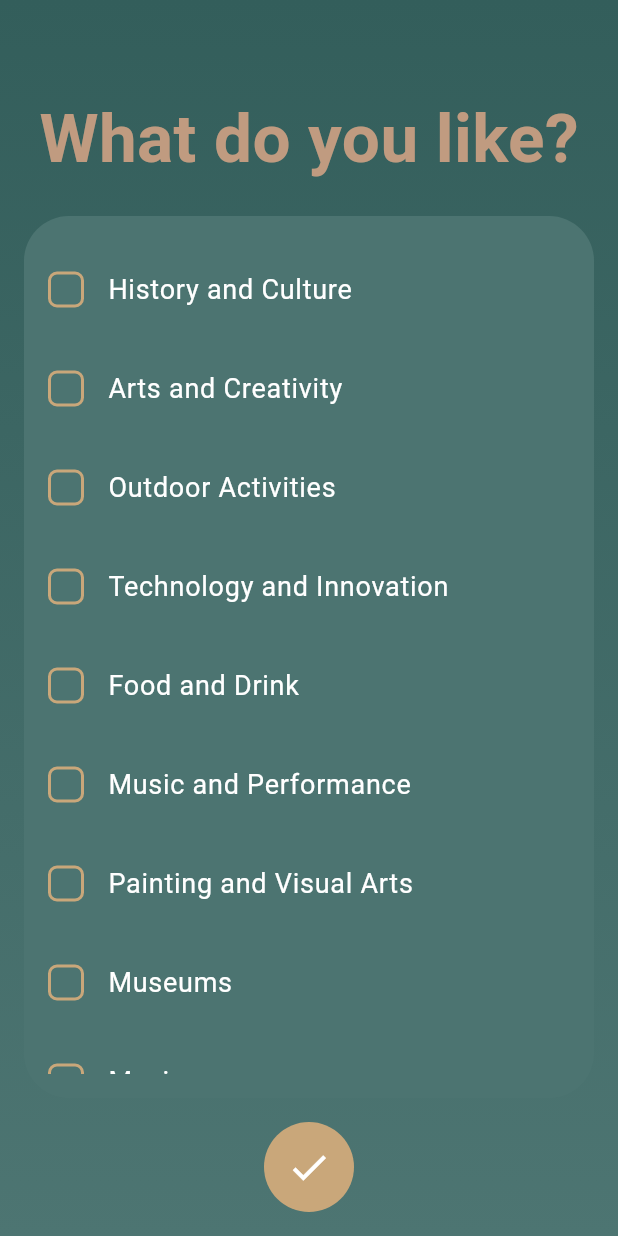
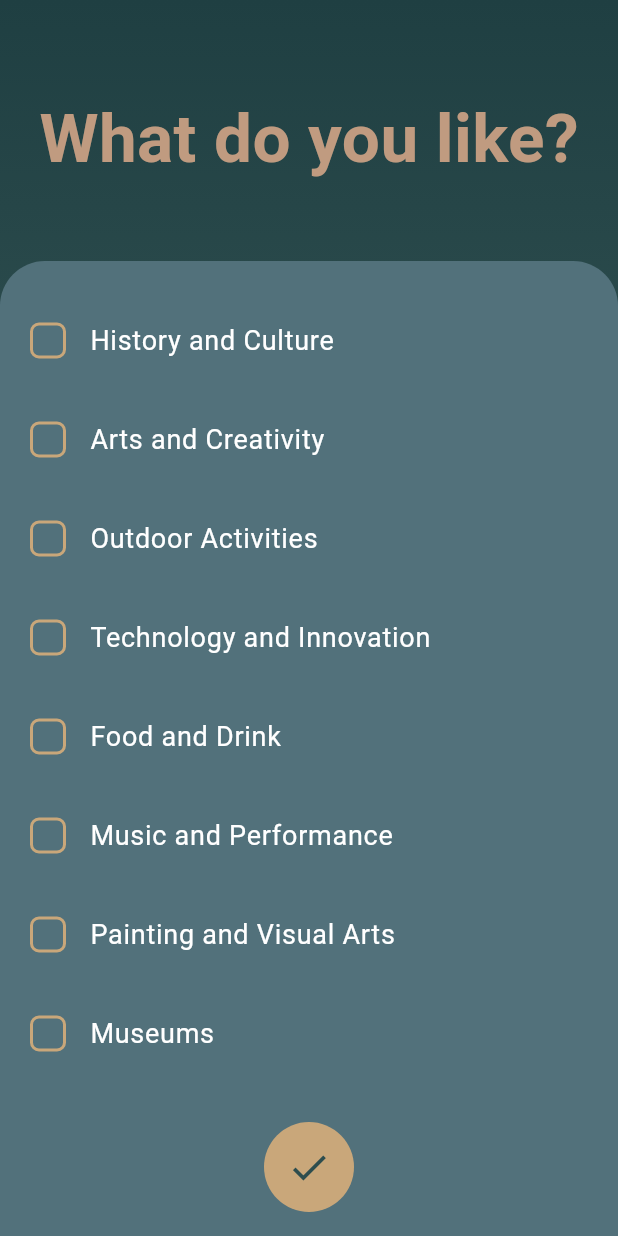
Before and after one commit to mariantaflou/Human-Computer-Interaction-Project-Journito, a Flutter app: the PreferencesScreen screen opened by its route, on a phone screen of 412 x 824 dp. Run offline on Flutter 3.47's test engine with Material 3 defaults, Android fonts, the light colour scheme and no system bars; our stand-ins replace flutter_dotenv, image_picker, shared_preferences, table_calendar; accounts and stored records are empty; Roboto replaces fonts that are missing (Cursive).

Commit message:
new changes

```diff
--- a/lib/screens/preferences_screen.dart
+++ b/lib/screens/preferences_screen.dart
@@ -28,8 +28,10 @@ class PreferencesScreen extends StatelessWidget {
             begin: Alignment.topCenter,
             end: Alignment.bottomCenter,
             colors: [
-              Color(0xff335e5b),
-              Color(0xff4d7572),
+              Color(0xff1f3f42),
+              Color(0xff2d4d4e),
+              Color(0xff52717B),
+              Color(0xff52717B),
             ],
           ),
         ),
@@ -46,16 +48,19 @@ class PreferencesScreen extends StatelessWidget {
                 color: Color(0xFFC09B80),
               ),
             ),
-            const SizedBox(height: 20),
+            const SizedBox(height: 50),
             // Preferences List
             Expanded(
               child: Container(
-                decoration: BoxDecoration(
-                  color: const Color(0xff4C7471), // Greenish background
-                  borderRadius: BorderRadius.circular(30),
+                decoration: const BoxDecoration(
+                  color: Color(0xff52717B), // Greenish background
+                  borderRadius: BorderRadius.only(
+                    topLeft: Radius.circular(30),
+                    topRight: Radius.circular(30),
+                  ),
                 ),
-                margin: const EdgeInsets.symmetric(horizontal: 16),
-                padding: const EdgeInsets.all(16),
+                //margin: const EdgeInsets.symmetric(horizontal: 16),
+                padding: const EdgeInsets.all(20),
                 child: ListView.builder(
                   itemCount: preferences.length,
                   itemBuilder: (context, index) {
@@ -81,7 +86,7 @@ class PreferencesScreen extends StatelessWidget {
                   child: const Icon(
                     Icons.check,
                     size: 30,
-                    color: Colors.white,
+                    color: Color(0xff2d4d4e),
                   ),
                 ),
               ),
```
Also changed, not shown: lib/screens/tasks_screen.dart (+30 -12 lines).
